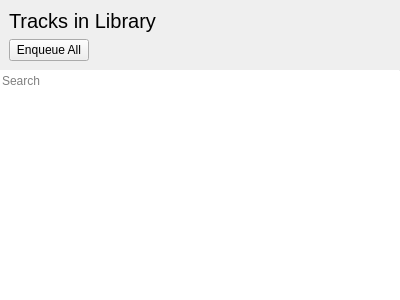
Above: application/trackswidget.ui from theCheeseboard/theBeat before the change. Below: the same form after it.
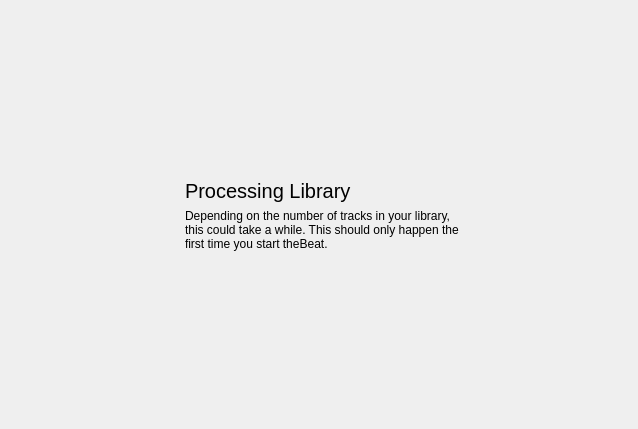
That is the form after the change. The open tabs and pages were chosen to show the change. Custom widgets are drawn as their Qt base class.

Commit message: Walk library in background

Diff of the .ui file:
```diff
--- a/application/trackswidget.ui
+++ b/application/trackswidget.ui
@@ -6,8 +6,8 @@
    <rect>
     <x>0</x>
     <y>0</y>
-    <width>400</width>
-    <height>300</height>
+    <width>638</width>
+    <height>429</height>
    </rect>
   </property>
   <property name="windowTitle">
@@ -30,6 +30,25 @@
     <number>0</number>
    </property>
    <item>
+    <widget class="tStackedWidget" name="stackedWidget">
+     <widget class="QWidget" name="libraryPage">
+      <layout class="QVBoxLayout" name="verticalLayout_3">
+       <property name="spacing">
+        <number>0</number>
+       </property>
+       <property name="leftMargin">
+        <number>0</number>
+       </property>
+       <property name="topMargin">
+        <number>0</number>
+       </property>
+       <property name="rightMargin">
+        <number>0</number>
+       </property>
+       <property name="bottomMargin">
+        <number>0</number>
+       </property>
+       <item>
     <widget class="QWidget" name="widget" native="true">
      <layout class="QVBoxLayout" name="verticalLayout_2">
       <item>
@@ -103,6 +122,118 @@
    </item>
   </layout>
  </widget>
+     <widget class="QWidget" name="processingPage">
+      <layout class="QGridLayout" name="gridLayout">
+       <item row="0" column="1">
+        <spacer name="verticalSpacer">
+         <property name="orientation">
+          <enum>Qt::Vertical</enum>
+         </property>
+         <property name="sizeHint" stdset="0">
+          <size>
+           <width>20</width>
+           <height>148</height>
+          </size>
+         </property>
+        </spacer>
+       </item>
+       <item row="1" column="0">
+        <spacer name="horizontalSpacer_2">
+         <property name="orientation">
+          <enum>Qt::Horizontal</enum>
+         </property>
+         <property name="sizeHint" stdset="0">
+          <size>
+           <width>129</width>
+           <height>20</height>
+          </size>
+         </property>
+        </spacer>
+       </item>
+       <item row="1" column="1">
+        <widget class="QWidget" name="widget_2" native="true">
+         <layout class="QHBoxLayout" name="horizontalLayout_2">
+          <item alignment="Qt::AlignTop">
+           <widget class="tCircularSpinner" name="processingSpinner" native="true"/>
+          </item>
+          <item>
+           <layout class="QVBoxLayout" name="verticalLayout_4">
+            <item>
+             <widget class="QLabel" name="processingTitle">
+              <property name="font">
+               <font>
+                <pointsize>15</pointsize>
+               </font>
+              </property>
+              <property name="text">
+               <string>Processing Library</string>
+              </property>
+             </widget>
+            </item>
+            <item>
+             <widget class="QLabel" name="label_3">
+              <property name="text">
+               <string>Depending on the number of tracks in your library, this could take a while. This should only happen the first time you start theBeat.</string>
+              </property>
+              <property name="wordWrap">
+               <bool>true</bool>
+              </property>
+             </widget>
+            </item>
+           </layout>
+          </item>
+         </layout>
+        </widget>
+       </item>
+       <item row="1" column="2">
+        <spacer name="horizontalSpacer_3">
+         <property name="orientation">
+          <enum>Qt::Horizontal</enum>
+         </property>
+         <property name="sizeHint" stdset="0">
+          <size>
+           <width>128</width>
+           <height>20</height>
+          </size>
+         </property>
+        </spacer>
+       </item>
+       <item row="2" column="1">
+        <spacer name="verticalSpacer_2">
+         <property name="orientation">
+          <enum>Qt::Vertical</enum>
+         </property>
+         <property name="sizeHint" stdset="0">
+          <size>
+           <width>20</width>
+           <height>148</height>
+          </size>
+         </property>
+        </spacer>
+       </item>
+      </layout>
+     </widget>
+    </widget>
+   </item>
+  </layout>
+ </widget>
+ <customwidgets>
+  <customwidget>
+   <class>tStackedWidget</class>
+   <extends>QStackedWidget</extends>
+   <header location="global">tstackedwidget.h</header>
+   <container>1</container>
+   <slots>
+    <signal>switchingFrame(int)</signal>
+   </slots>
+  </customwidget>
+  <customwidget>
+   <class>tCircularSpinner</class>
+   <extends>QWidget</extends>
+   <header location="global">tcircularspinner.h</header>
+   <container>1</container>
+  </customwidget>
+ </customwidgets>
  <resources/>
  <connections/>
 </ui>
```
Lines whose indentation alone changed are shown as unchanged. The commit also changes 173 other files.
